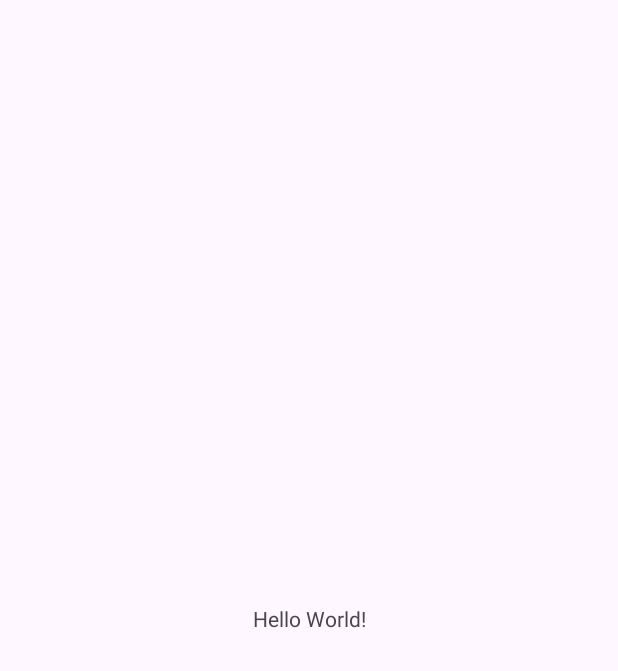
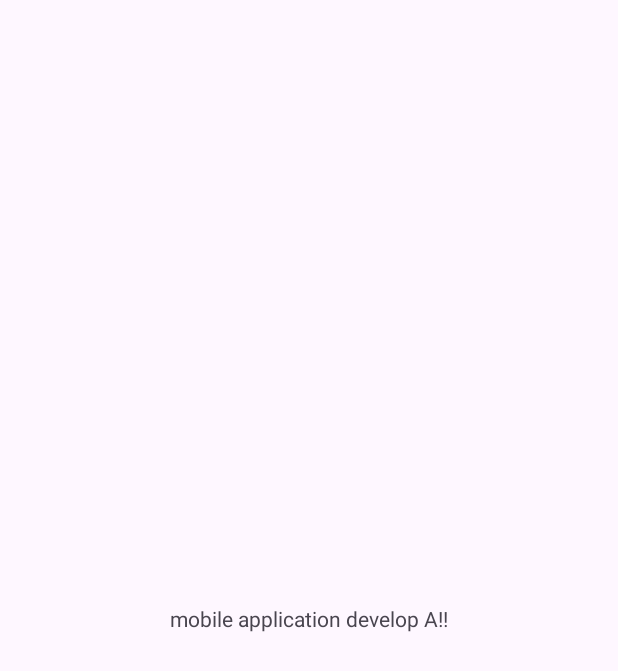
Before and after one commit to okamotty/MyApplication, an Android app: the screen it shows after launch (MainActivity), on a phone screen of 412 x 824 dp. Before the commit the part shown is almost empty. Shown: the top 671 px of the screen. Run offline under Robolectric (Android 15) with nearby library versions, the phone set to English and light mode, and no system bars.

Commit message:
出力文字列を変更

```diff
--- a/app/src/main/res/layout/activity_main.xml
+++ b/app/src/main/res/layout/activity_main.xml
@@ -10,7 +10,7 @@
     <TextView
         android:layout_width="wrap_content"
         android:layout_height="wrap_content"
-        android:text="Hello World!"
+        android:text="mobile application develop A!!"
         app:layout_constraintBottom_toBottomOf="parent"
         app:layout_constraintEnd_toEndOf="parent"
         app:layout_constraintStart_toStartOf="parent"
```
